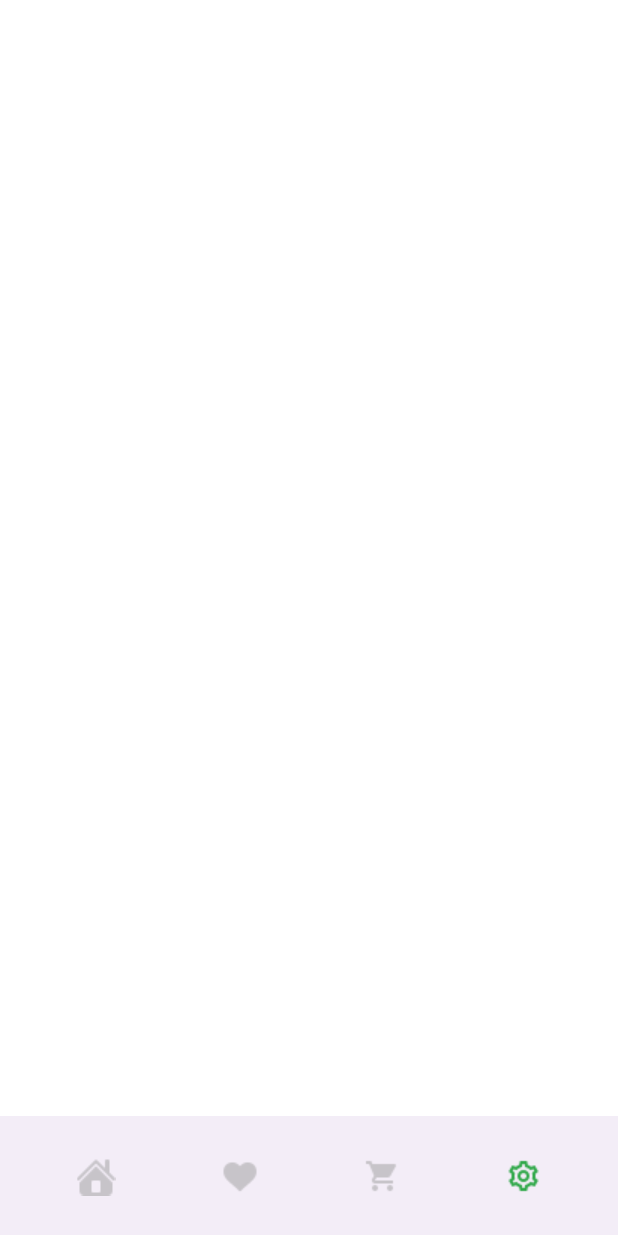
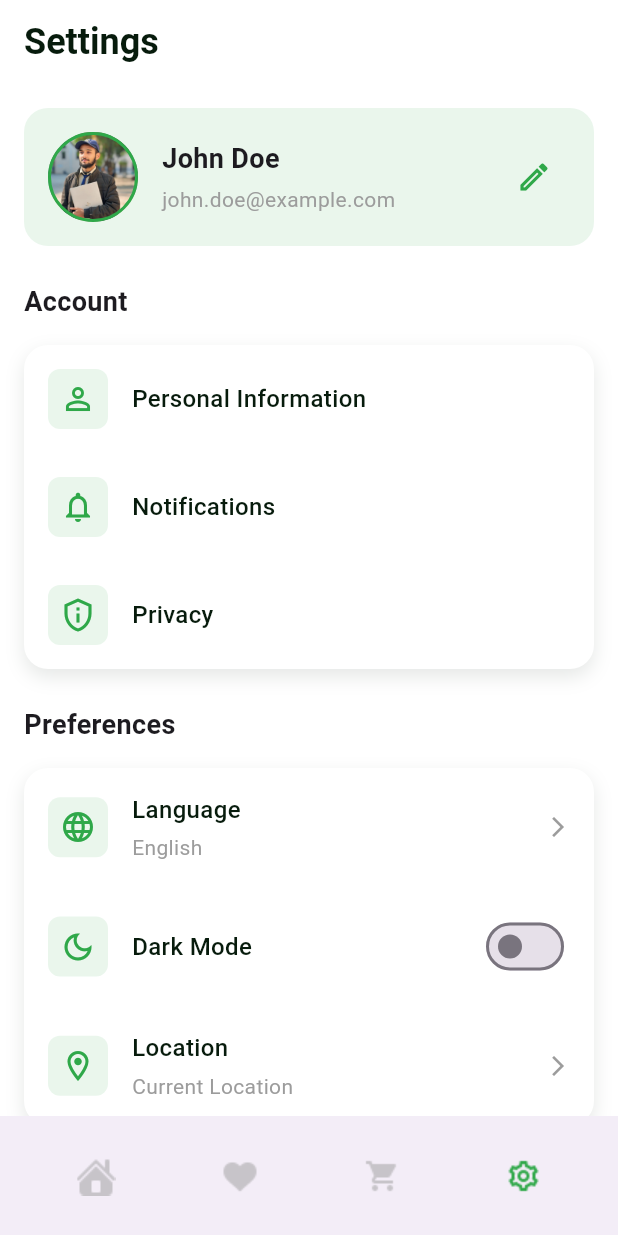
Before and after one commit to jamalihassan0307/Flutter-Plant-App, a Flutter app: the BottomNavBar screen opened directly, swiped to page 4, on a phone screen of 412 x 824 dp. Run offline on Flutter 3.47's test engine with Material 3 defaults, Android fonts, the phone set to English and light mode, and no system bars.

Commit message:
Add checkout, settings, and app data management features

```diff
--- /dev/null
+++ b/lib/Screen_page/settings_page.dart
@@ -0,0 +1,278 @@
+import 'package:flutter/material.dart';
+import 'package:ui_13/const/color.dart';
+
+class SettingsPage extends StatelessWidget {
+  const SettingsPage({Key? key}) : super(key: key);
+
+  @override
+  Widget build(BuildContext context) {
+    return Scaffold(
+      backgroundColor: white,
+      appBar: AppBar(
+        backgroundColor: white,
+        elevation: 0,
+        title: const Text(
+          'Settings',
+          style: TextStyle(
+            color: black,
+            fontSize: 24,
+            fontWeight: FontWeight.bold,
+          ),
+        ),
+      ),
+      body: SingleChildScrollView(
+        padding: const EdgeInsets.all(16),
+        child: Column(
+          crossAxisAlignment: CrossAxisAlignment.start,
+          children: [
+            _buildProfileSection(),
+            const SizedBox(height: 24),
+            _buildSettingsSection(
+              title: 'Account',
+              items: [
+                SettingItem(
+                  icon: Icons.person_outline,
+                  title: 'Personal Information',
+                  onTap: () {},
+                ),
+                SettingItem(
+                  icon: Icons.notifications_outlined,
+                  title: 'Notifications',
+                  onTap: () {},
+                ),
+                SettingItem(
+                  icon: Icons.privacy_tip_outlined,
+                  title: 'Privacy',
+                  onTap: () {},
+                ),
+              ],
+            ),
+            const SizedBox(height: 24),
+            _buildSettingsSection(
+              title: 'Preferences',
+              items: [
+                SettingItem(
+                  icon: Icons.language_outlined,
+                  title: 'Language',
+                  subtitle: 'English',
+                  onTap: () {},
+                ),
+                SettingItem(
+                  icon: Icons.dark_mode_outlined,
+                  title: 'Dark Mode',
+                  isSwitch: true,
+                  onToggle: (value) {},
+                ),
+                SettingItem(
+                  icon: Icons.location_on_outlined,
+                  title: 'Location',
+                  subtitle: 'Current Location',
+                  onTap: () {},
+                ),
+              ],
+            ),
+            const SizedBox(height: 24),
+            _buildSettingsSection(
+              title: 'Other',
+              items: [
+                SettingItem(
+                  icon: Icons.help_outline,
+                  title: 'Help & Support',
+                  onTap: () {},
+                ),
+                SettingItem(
+                  icon: Icons.info_outline,
+                  title: 'About',
+                  onTap: () {},
+                ),
+                SettingItem(
+                  icon: Icons.logout,
+                  title: 'Logout',
+                  textColor: Colors.red,
+                  onTap: () {},
+                ),
+              ],
+            ),
+          ],
+        ),
+      ),
+    );
+  }
+
+  Widget _buildProfileSection() {
+    return Container(
+      padding: const EdgeInsets.all(16),
+      decoration: BoxDecoration(
+        color: green.withOpacity(0.1),
+        borderRadius: BorderRadius.circular(16),
+      ),
+      child: Row(
+        children: [
+          Container(
+            width: 60,
+            height: 60,
+            decoration: BoxDecoration(
+              shape: BoxShape.circle,
+              image: const DecorationImage(
+                image: AssetImage('assets/images/profile.jpg'),
+                fit: BoxFit.cover,
+              ),
+              border: Border.all(
+                color: green,
+                width: 2,
+              ),
+            ),
+          ),
+          const SizedBox(width: 16),
+          Expanded(
+            child: Column(
+              crossAxisAlignment: CrossAxisAlignment.start,
+              children: [
+                const Text(
+                  'John Doe',
+                  style: TextStyle(
+                    fontSize: 18,
+                    fontWeight: FontWeight.bold,
+                  ),
+                ),
+                const SizedBox(height: 4),
+                Text(
+                  'john.doe@example.com',
+                  style: TextStyle(
+                    color: grey,
+                    fontSize: 14,
+                  ),
+                ),
+              ],
+            ),
+          ),
+          IconButton(
+            icon: const Icon(Icons.edit_outlined),
+            color: green,
+            onPressed: () {},
+          ),
+        ],
+      ),
+    );
+  }
+
+  Widget _buildSettingsSection({
+    required String title,
+    required List<SettingItem> items,
+  }) {
+    return Column(
+      crossAxisAlignment: CrossAxisAlignment.start,
+      children: [
+        Text(
+          title,
+          style: const TextStyle(
+            fontSize: 18,
+            fontWeight: FontWeight.bold,
+          ),
+        ),
+        const SizedBox(height: 16),
+        Container(
+          decoration: BoxDecoration(
+            color: white,
+            borderRadius: BorderRadius.circular(16),
+            boxShadow: [
+              BoxShadow(
+                color: black.withOpacity(0.1),
+                blurRadius: 10,
+                offset: const Offset(0, 5),
+              ),
+            ],
+          ),
+          child: Column(
+            children: items.map((item) {
+              return _buildSettingItem(item);
+            }).toList(),
+          ),
+        ),
+      ],
+    );
+  }
+
+  Widget _buildSettingItem(SettingItem item) {
+    return Material(
+      color: Colors.transparent,
+      child: InkWell(
+        onTap: item.isSwitch ? null : item.onTap,
+        borderRadius: BorderRadius.circular(16),
+        child: Padding(
+          padding: const EdgeInsets.all(16),
+          child: Row(
+            children: [
+              Container(
+                padding: const EdgeInsets.all(8),
+                decoration: BoxDecoration(
+                  color: green.withOpacity(0.1),
+                  borderRadius: BorderRadius.circular(8),
+                ),
+                child: Icon(item.icon, color: green),
+              ),
+              const SizedBox(width: 16),
+              Expanded(
+                child: Column(
+                  crossAxisAlignment: CrossAxisAlignment.start,
+                  children: [
+                    Text(
+                      item.title,
+                      style: TextStyle(
+                        fontSize: 16,
+                        fontWeight: FontWeight.w500,
+                        color: item.textColor ?? black,
+                      ),
+                    ),
+                    if (item.subtitle != null) ...[
+                      const SizedBox(height: 4),
+                      Text(
+                        item.subtitle!,
+                        style: TextStyle(
+                          color: grey,
+                          fontSize: 14,
+                        ),
+                      ),
+                    ],
+                  ],
+                ),
+              ),
+              if (item.isSwitch)
+                Switch(
+                  value: false,
+                  onChanged: item.onToggle,
+                  activeColor: green,
+                )
+              else if (item.subtitle != null)
+                Icon(
+                  Icons.arrow_forward_ios,
+                  size: 16,
+                  color: grey,
+                ),
+            ],
+          ),
+        ),
+      ),
+    );
+  }
+}
+
+class SettingItem {
+  final IconData icon;
+  final String title;
+  final String? subtitle;
+  final VoidCallback? onTap;
+  final bool isSwitch;
+  final Function(bool)? onToggle;
+  final Color? textColor;
+
+  SettingItem({
+    required this.icon,
+    required this.title,
+    this.subtitle,
+    this.onTap,
+    this.isSwitch = false,
+    this.onToggle,
+    this.textColor,
+  });
+}
--- a/lib/widgets/bottom_nav.dart
+++ b/lib/widgets/bottom_nav.dart
@@ -4,6 +4,7 @@ import 'package:ui_13/List_data/bottom_menu.dart';
 import 'package:ui_13/Screen_page/home_page.dart';
 import 'package:ui_13/Screen_page/plant_details_page.dart';
 import 'package:ui_13/Screen_page/favorites_page.dart';
+import 'package:ui_13/Screen_page/settings_page.dart';
 
 class BottomNavBar extends StatefulWidget {
   const BottomNavBar({Key? key}) : super(key: key);
@@ -69,5 +70,5 @@ List<Widget> child = [
         'Aloe Vera is a succulent plant species of the genus Aloe. It is widely distributed and cultivated for commercial products, mainly as a topical treatment.',
   ),
   const FavoritesPage(),
-  Container(color: white),
+  const SettingsPage(),
 ];
```
Also changed, not shown: lib/Screen_page/checkout_page.dart (added, +184 -0 lines), lib/utils/app_data.dart (added, +21 -0 lines), lib/widgets/app_drawer.dart (added, +75 -0 lines).
